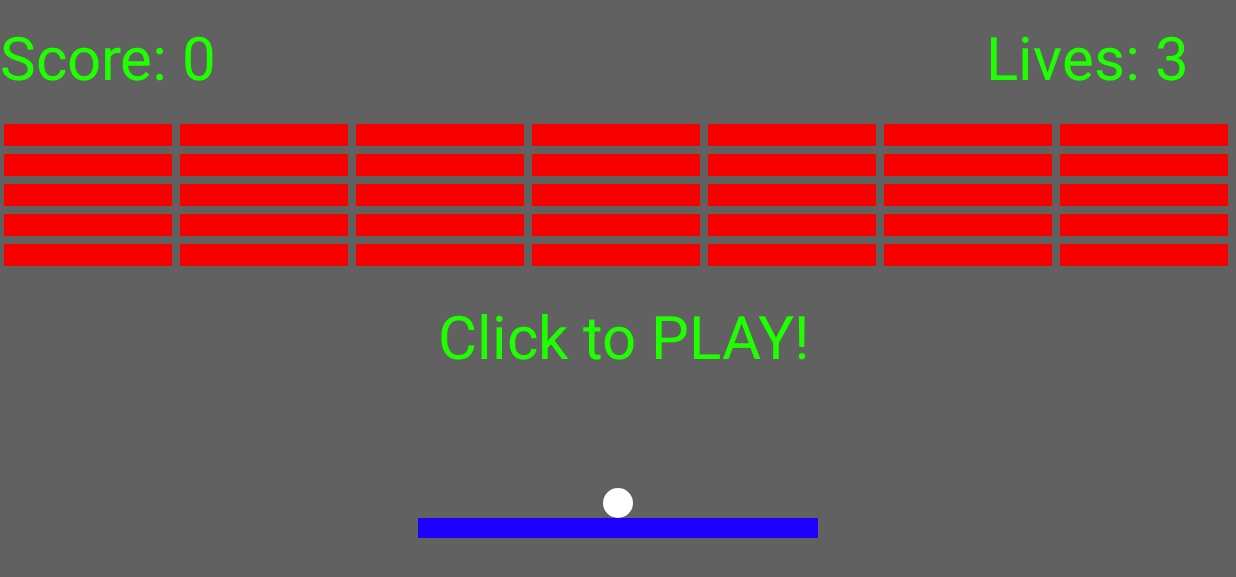
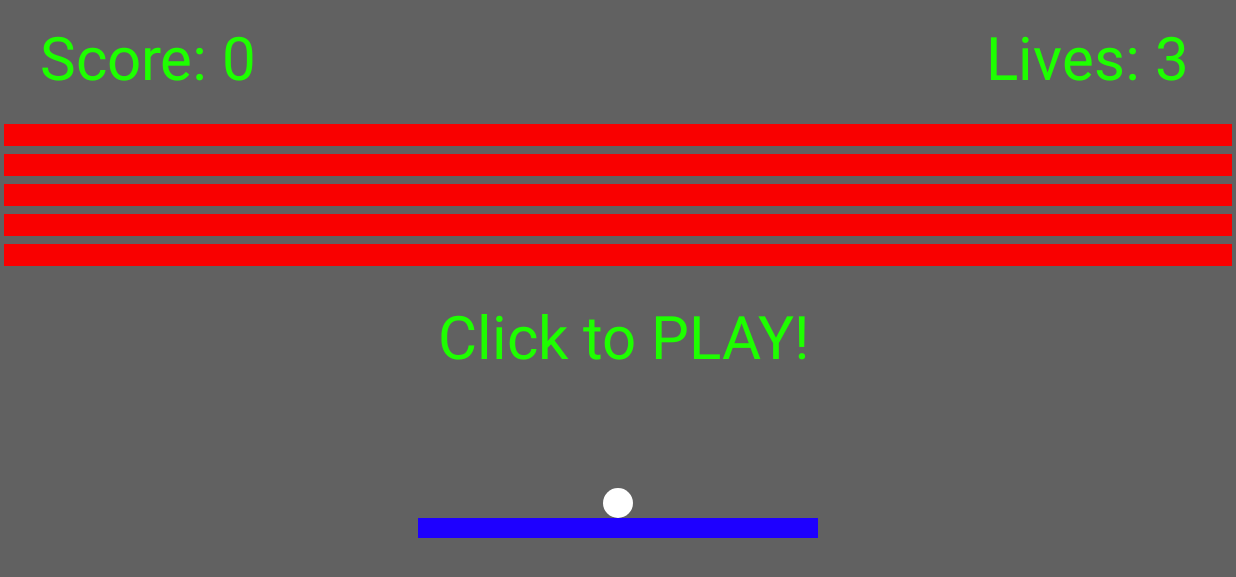
Before and after one commit to zrelie/Arkanoid, an Android app: the screen it shows after launch (MainActivity), on a phone screen of 824 x 412 dp (held sideways). Shown: the top 577 px of the screen. Run offline under Robolectric (Android 15) with nearby library versions, the phone set to English and light mode, and no system bars.

Commit message:
final version

```diff
--- a/app/src/main/java/com/example/elie/targil_2/BrickCollection.java
+++ b/app/src/main/java/com/example/elie/targil_2/BrickCollection.java
@@ -8,7 +8,7 @@ import android.view.View;
 public class BrickCollection {
 
     private final int ROWS = 5; //5
-    private final int COLS = 7; //7
+    private final int COLS = 1; //7
 
     private Brick[][] MyBricks;
 
--- a/app/src/main/java/com/example/elie/targil_2/GameView.java
+++ b/app/src/main/java/com/example/elie/targil_2/GameView.java
@@ -5,6 +5,7 @@ import android.content.Context;
 import android.graphics.Canvas;
 import android.graphics.Paint;
 import android.graphics.RectF;
+import android.media.MediaPlayer;
 import android.util.AttributeSet;
 import android.util.Log;
 import android.view.Display;
@@ -21,6 +22,8 @@ public class GameView extends View {
     private final int SCORE_AT_BEGINNING = 0;
     private final int MOVEMENT = 50;
     private final int BALL_SPEED = 20;
+
+    private MediaPlayer mp;
 
     private enum State {GET_READY, PLAYING, GAME_OVER};
 
@@ -53,6 +56,8 @@ public class GameView extends View {
 
     public GameView(Context context, AttributeSet attrs) {
         super(context, attrs);
+
+        mp = MediaPlayer.create(this.getContext(), R.raw.sound);
 
         new_game = true;
         state = State.GET_READY;
@@ -126,7 +131,7 @@ public class GameView extends View {
 
         textPen.setColor(getResources().getColor(R.color.colorPrimary));
         textPen.setTextSize(60);
-        canvas.drawText("Score: " +  Integer.toString(Score),0,80,textPen);
+        canvas.drawText("Score: " +  Integer.toString(Score),40,80,textPen);
         canvas.drawText("Lives: " +  Integer.toString(Lives),screenWidth-250,80,textPen);
         if (state == State.GET_READY) {
             canvas.drawText("Click to PLAY!", (screenWidth / 2) - 180, (screenHeight / 2) + 50, textPen);
@@ -149,9 +154,9 @@ public class GameView extends View {
                             TheBricksCollection.getMyBricks()[i][j].setInvisible();
                             died_bricks++;
                             Score += (Lives*5);
+                            mp.start();
                             if (died_bricks == TheBricksCollection.getCOLS()*TheBricksCollection.getROWS())
                             {
-                                Log.e("mylog", "finish");
                                 state = State.GAME_OVER;
                                 won = true;
                                 new_game = false;
@@ -262,11 +267,9 @@ public class GameView extends View {
                     new Thread() {
                         @Override
                         public void run() {
-                            // Still moving object until an ACTION_UP is done.
                             while (paddle_is_moving) {
                                 move_right();
 
-                                // Some sleep time
                                 try {
                                     Thread.sleep(50L);
                                 } catch (InterruptedException e) {
@@ -275,16 +278,13 @@ public class GameView extends View {
                             }
                         }
                     }.start();
-                    //move_right();
                 else
                     new Thread() {
                         @Override
                         public void run() {
-                            // Still moving object until an ACTION_UP is done.
                             while (paddle_is_moving) {
                                 move_left();
 
-                                // Some sleep time
                                 try {
                                     Thread.sleep(50L);
                                 } catch (InterruptedException e) {
@@ -293,7 +293,6 @@ public class GameView extends View {
                             }
                         }
                     }.start();
-                //move_left();
                 break;
 
             case MotionEvent.ACTION_MOVE:
```
Also changed, not shown: 1 other file.
